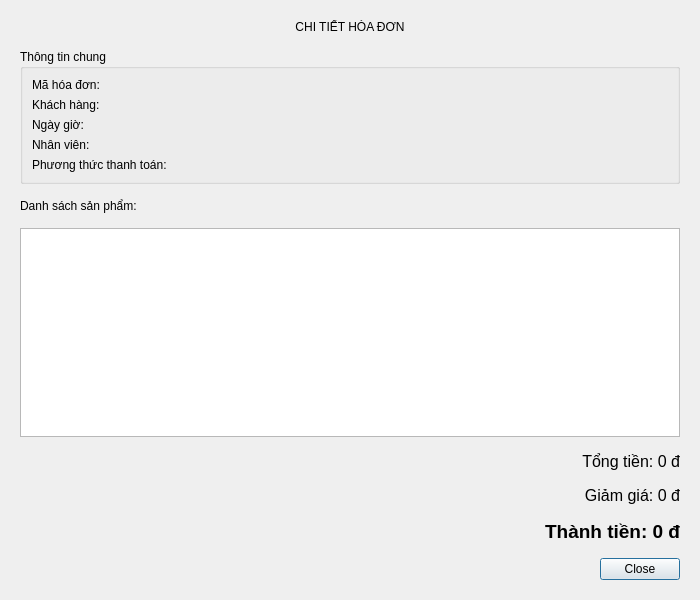
DuongNguyen0210/StoreProject, file billdetaildialog.ui: the form before one commit.
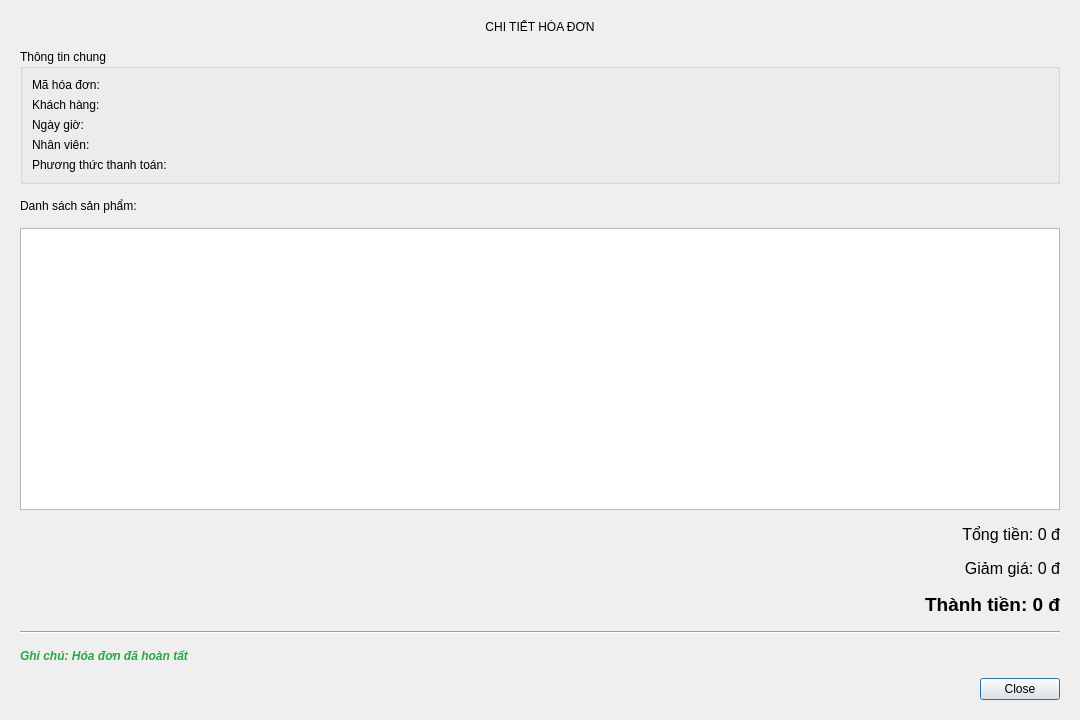
The form after the commit.

Patch:
```diff
--- a/billdetaildialog.ui
+++ b/billdetaildialog.ui
@@ -6,8 +6,8 @@
    <rect>
     <x>0</x>
     <y>0</y>
-    <width>700</width>
-    <height>600</height>
+    <width>1080</width>
+    <height>720</height>
    </rect>
   </property>
   <property name="windowTitle">
@@ -152,6 +152,23 @@
      </property>
     </widget>
    </item>
+   <item>
+    <widget class="Line" name="line">
+     <property name="orientation">
+      <enum>Qt::Orientation::Horizontal</enum>
+     </property>
+    </widget>
+   </item>
+   <item>
+    <widget class="QLabel" name="lblNote">
+     <property name="styleSheet">
+      <string notr="true">color: #28a745; font-weight: 500; font-style: italic;</string>
+     </property>
+     <property name="text">
+      <string>Ghi chú: Hóa đơn đã hoàn tất</string>
+     </property>
+    </widget>
+   </item>
    <item>
     <widget class="QDialogButtonBox" name="buttonBox">
      <property name="orientation">
```
